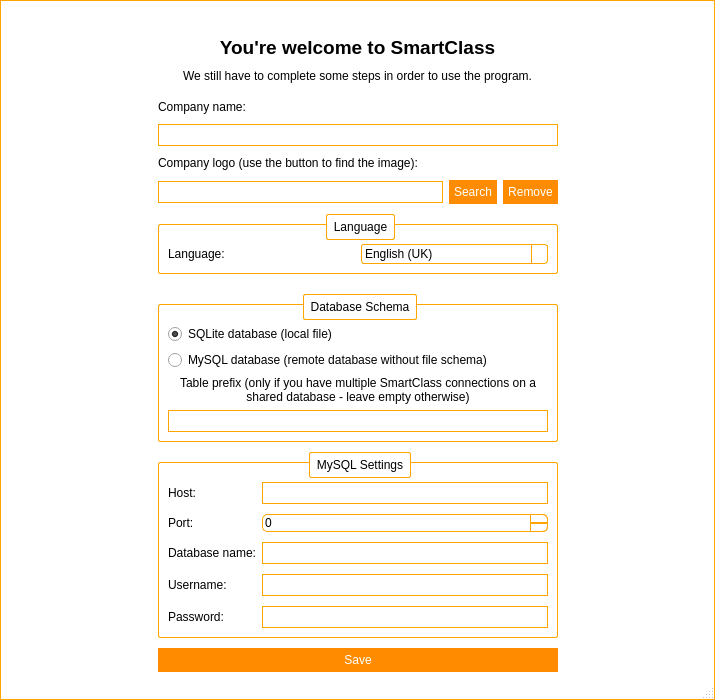
Before: the Qt Designer form frmfirstrun.ui in Nintersoft/SmartClass, drawn with Qt 5.
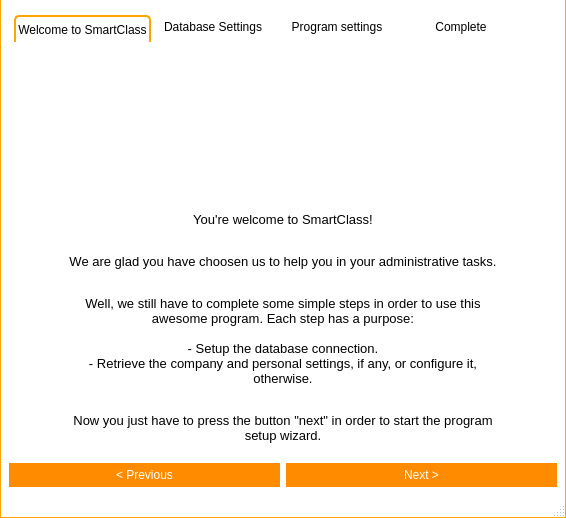
After: the same form once the commit is applied. Icons and pictures are not drawn. Custom widgets are drawn as their Qt base class.

The edit to the form file:
```diff
--- a/frmfirstrun.ui
+++ b/frmfirstrun.ui
@@ -6,22 +6,10 @@
    <rect>
     <x>0</x>
     <y>0</y>
-    <width>715</width>
-    <height>700</height>
+    <width>566</width>
+    <height>518</height>
    </rect>
   </property>
-  <property name="minimumSize">
-   <size>
-    <width>715</width>
-    <height>700</height>
-   </size>
-  </property>
-  <property name="maximumSize">
-   <size>
-    <width>715</width>
-    <height>700</height>
-   </size>
-  </property>
   <property name="windowTitle">
    <string>SmartClass | Nintersoft</string>
   </property>
@@ -125,7 +113,7 @@
 	background-color: orange;
 }
 
-QWidget#tabFile, QWidget#tabManagement, QWidget#tabTools, QWidget#tabHelp, QWidget#tabFileLayout, QWidget#tabManagementLayout, QWidget#tabToolsLayout, QWidget#tabHelpLayout, QWidget#screenManagerLayout{
+QWidget#tabWelcome, QWidget#tabDatabaseSettings, QWidget#tabCompanySettings, QWidget#tabWelcomeLayout, QWidget#tabDatabaseSettingsLayout, QWidget#tabCompanySettingsLayout, QWidget#tabCompleted, QWidget#tabCompletedLayout{
 	background: white;
 }
 
@@ -168,7 +156,7 @@
 	border: none;
 }
 
-QScrollArea#scrollManager{
+QScrollArea#trash{
 	border: 1px solid orange;
 	border-radius: 5px;
 }
@@ -577,7 +565,395 @@
 }</string>
   </property>
   <widget class="QWidget" name="centralWidget">
-   <layout class="QGridLayout" name="gridLayout">
+   <layout class="QGridLayout" name="gridLayout_7">
+    <item row="1" column="1">
+     <widget class="QPushButton" name="btNextStep">
+      <property name="text">
+       <string>Next &gt;</string>
+      </property>
+     </widget>
+    </item>
+    <item row="1" column="0">
+     <widget class="QPushButton" name="btPrevStep">
+      <property name="text">
+       <string>&lt; Previous</string>
+      </property>
+     </widget>
+    </item>
+    <item row="0" column="0" colspan="2">
+     <widget class="QTabWidget" name="tabManager">
+      <property name="currentIndex">
+       <number>0</number>
+      </property>
+      <widget class="QWidget" name="tabWelcome">
+       <property name="styleSheet">
+        <string notr="true">QWidget#titleBar{
+	background-color: #FFF;
+	border-top: 1px solid orange;
+	border-left: 1px solid orange;
+	border-right: 1px solid orange;
+	color: #000;
+}
+
+QWidget#centralWidget, QStatusBar{
+	background-color: #FFF;
+	border-left: 1px solid orange;
+	border-right: 1px solid orange;
+}
+
+QStatusBar{
+	border-bottom: 1px solid orange;
+}
+
+/*QTabWidget::pane {
+    border-top: 1px solid orange;
+}*/
+
+QSlider::handle:horizontal {
+    background: orange;
+}
+
+/* Vertical and horizontal line customization */
+
+QFrame[frameShape=&quot;4&quot;]
+{
+    color: orange;
+}
+
+QFrame[frameShape=&quot;5&quot;]
+{
+    color: orange;
+}
+
+/* QTabWidget elements customization */
+
+QTabWidget::pane {
+/*	border-top: 1px solid orange;*/
+	background: white;
+}
+
+QTabWidget::tab-bar {
+    left: 5px;
+}
+
+QTabBar::tab {
+	background: white;
+    min-width: 120px;
+    min-height: 20px;
+    padding: 2px;
+	border-top-left-radius: 5px;
+	border-top-right-radius: 5px;
+	margin-top: 6px;
+}
+
+QTabBar::tab:selected, QTabBar::tab:hover {
+	background: white;
+	border-top: 1px solid orange;
+	border-right: 1px solid orange;
+	border-left: 1px solid orange;
+}
+
+QTabBar::tab:selected {
+	background: white;
+	border-top: 2px solid orange;
+	border-right: 2px solid orange;
+	border-left: 2px solid orange;
+}
+
+QTabBar::tab:!selected {
+    margin-bottom: 3px;
+}
+
+QTabBar QToolButton{
+	background-color: white;
+	border: none;
+	color: black;
+}
+
+QTabBar QToolButton::hover{
+	background-color: darkorange;
+}
+
+QTabBar QToolButton::pressed{
+	background-color: orange;
+}
+
+QTabBar QToolButton::!enabled{
+	background-color: orange;
+}
+
+QWidget#tabFile, QWidget#tabManagement, QWidget#tabTools, QWidget#tabHelp, QWidget#tabFileLayout, QWidget#tabManagementLayout, QWidget#tabToolsLayout, QWidget#tabHelpLayout{
+	background: white;
+}
+
+QLineEdit{
+	border: 1px solid orange;
+	min-height: 20px;
+}
+
+QPushButton{
+	background-color: darkorange;
+	border: 5px solid darkorange;
+	color: white;
+}
+
+QPushButton::hover{
+	background-color: orange;
+	border: 5px solid orange;
+}
+
+QPushButton::pressed{
+	background-color: darkorange;
+	border: 5px solid darkorange;
+}
+
+QPushButton::!enabled{
+	background-color: orange;
+	border: 5px solid orange;
+}
+
+/*
+	QScroll Area
+*/
+
+QScrollArea{
+	border: none;
+}
+
+/* QScrollBar Horizontal*/
+
+QScrollBar:horizontal {
+    background: lightgray;
+    height: 10px;
+    margin: 0px 40px 0 0px;
+	border-radius: 5px;
+}
+
+QScrollBar::handle:horizontal {
+    background: orange;
+	border-radius: 5px;
+    min-width: 20px;
+}
+
+QScrollBar::add-line:horizontal {
+    background: blue;
+    width: 20px;
+    subcontrol-position: right;
+    subcontrol-origin: margin;
+	border-top-right-radius: 5px;
+	border-bottom-right-radius: 5px;
+}
+
+QScrollBar::sub-line:horizontal {
+    background: red;
+    width: 20px;
+    subcontrol-position: top right;
+    subcontrol-origin: margin;
+    position: absolute;
+    right: 20px;
+	border-top-left-radius: 5px;
+	border-bottom-left-radius: 5px;
+}
+
+QScrollBar::sub-line:horizontal:hover {
+    background: darkred;
+}
+
+QScrollBar::sub-line:horizontal:pressed {
+    background: red;
+}
+
+QScrollBar::add-line:horizontal:hover {
+    background: darkblue;
+}
+
+QScrollBar::add-line:horizontal:pressed {
+    background: blue;
+}
+
+QScrollBar:left-arrow:horizontal{
+	image: url(:/images/scrollbar/slide_left.PNG);
+    width: 10px;
+    height: 10px;
+}
+
+QScrollBar::right-arrow:horizontal {
+	image: url(:/images/scrollbar/slide_right.PNG);
+    width: 10px;
+    height: 10px;
+}
+
+QScrollBar::add-page:horizontal, QScrollBar::sub-page:horizontal {
+    background: none;
+}
+
+/* QScrollBar Vertical*/
+
+QScrollBar:vertical {
+    background: lightgray;
+    width: 10px;
+    margin: 0px 0px 40px 0px;
+	border-radius: 5px;
+}
+
+QScrollBar::handle:vertical {
+    background: orange;
+	border-radius: 5px;
+    min-width: 20px;
+}
+
+QScrollBar::add-line:vertical {
+    background: blue;
+    height: 20px;
+    subcontrol-position: bottom;
+    subcontrol-origin: margin;
+	border-bottom-right-radius: 5px;
+	border-bottom-left-radius: 5px;
+}
+
+QScrollBar::sub-line:vertical {
+    background: red;
+    height: 20px;
+    subcontrol-position: bottom right;
+    subcontrol-origin: margin;
+    position: absolute;
+    bottom: 20px;
+	border-top-right-radius: 5px;
+	border-top-left-radius: 5px;
+}
+
+QScrollBar::sub-line:vertical:hover {
+    background: darkred;
+}
+
+QScrollBar::sub-line:vertical:pressed {
+    background: red;
+}
+
+QScrollBar::add-line:vertical:hover {
+    background: darkblue;
+}
+
+QScrollBar::add-line:vertical:pressed {
+    background: blue;
+}
+
+QScrollBar:up-arrow:vertical{
+	image: url(:/images/scrollbar/slide_up.PNG);
+	width: 10px;
+    height: 10px;
+}
+
+ QScrollBar::down-arrow:vertical{
+	image: url(:/images/scrollbar/slide_down.PNG);
+	width: 10px;
+    height: 10px;
+}
+
+QScrollBar::add-page:vertical, QScrollBar::sub-page:vertical {
+    background: none;
+}
+
+/*QComboBox*/
+
+QComboBox {
+    border: 1px solid orange;
+	background: white;
+    border-radius: 3px;
+    padding: 1px 18px 1px 3px;
+    min-width: 6em;
+}
+
+QComboBox:editable {
+    background: white;
+}
+
+QComboBox:!editable, QComboBox::drop-down:editable {
+	background: white;
+}
+
+QComboBox:!editable:on, QComboBox::drop-down:editable:on {
+    background: white;
+}
+
+QComboBox:on {
+    padding-top: 3px;
+    padding-left: 4px;
+}
+
+QComboBox::drop-down {
+    subcontrol-origin: padding;
+    subcontrol-position: top right;
+    width: 15px;
+
+    border-left-width: 1px;
+    border-left-color: orange;
+    border-left-style: solid;
+    border-top-right-radius: 3px;
+    border-bottom-right-radius: 3px;
+}
+
+QComboBox::drop-down:hover {
+    background: orange;
+}
+
+QComboBox::down-arrow {
+    image: url(&quot;:/images/buttons/Down_Arrow.PNG&quot;);
+	width: 10px;
+	height: 10px;
+}
+
+QComboBox::down-arrow:on {
+    top: 1px;
+    left: 1px;
+}
+
+QComboBox QAbstractItemView {
+    border: 1px solid orange;
+    selection-background-color: orange;
+    border-top-right-radius: 3px;
+    border-bottom-right-radius: 3px;
+}
+
+QComboBox QAbstractItemView:hover {
+	color: orange;
+}
+
+/*
+ * QToolButton
+ */
+
+QToolButton {
+	background: transparent;
+	border: 1px solid transparent;
+	color: black;
+}
+
+QToolButton::hover {
+	background: darkorange;
+	border: 1px solid darkorange;
+	color: white;
+}
+
+QToolButton::pressed {
+	background: orange;
+	border: 1px solid orange;
+	color: white;
+}
+
+/*
+ * QTableWidget QListWidget
+ */
+
+QTableWidget, QListWidget{
+	border: 1px solid orange;
+}
+</string>
+       </property>
+       <attribute name="title">
+        <string>Welcome to SmartClass</string>
+       </attribute>
+       <layout class="QGridLayout" name="gridLayout_11">
     <property name="leftMargin">
      <number>0</number>
     </property>
@@ -594,96 +970,86 @@
      <number>0</number>
     </property>
     <item row="0" column="0">
-     <widget class="TitleBar" name="titleBar" native="true">
-      <property name="minimumSize">
-       <size>
-        <width>0</width>
-        <height>30</height>
-       </size>
-      </property>
-      <property name="maximumSize">
-       <size>
-        <width>16777215</width>
-        <height>30</height>
-       </size>
-      </property>
-     </widget>
-    </item>
+         <widget class="QScrollArea" name="scrWelcome">
+          <property name="widgetResizable">
+           <bool>true</bool>
+          </property>
+          <widget class="QWidget" name="tabWelcomeLayout">
+           <property name="geometry">
+            <rect>
+             <x>0</x>
+             <y>0</y>
+             <width>548</width>
+             <height>418</height>
+            </rect>
+           </property>
+           <layout class="QGridLayout" name="gridLayout_8">
     <item row="1" column="0">
-     <layout class="QGridLayout" name="gridLayout_2">
-      <property name="leftMargin">
-       <number>5</number>
-      </property>
-      <property name="rightMargin">
-       <number>5</number>
-      </property>
-      <property name="horizontalSpacing">
-       <number>6</number>
-      </property>
-      <property name="verticalSpacing">
-       <number>10</number>
-      </property>
-      <item row="8" column="0" rowspan="6">
-       <spacer name="horizontalSpacer">
-        <property name="orientation">
-         <enum>Qt::Horizontal</enum>
-        </property>
-        <property name="sizeHint" stdset="0">
-         <size>
-          <width>40</width>
-          <height>20</height>
-         </size>
-        </property>
-       </spacer>
-      </item>
-      <item row="0" column="0" colspan="5">
-       <spacer name="verticalSpacer">
-        <property name="orientation">
-         <enum>Qt::Vertical</enum>
-        </property>
-        <property name="sizeHint" stdset="0">
-         <size>
-          <width>20</width>
-          <height>40</height>
-         </size>
-        </property>
-       </spacer>
-      </item>
-      <item row="8" column="2">
-       <widget class="QPushButton" name="btSearchCompanyLogo">
+             <widget class="QLabel" name="lblFormDescription">
+              <property name="font">
+               <font>
+                <pointsize>10</pointsize>
+               </font>
+              </property>
         <property name="text">
-         <string>Search</string>
+               <string>&lt;html&gt;&lt;head/&gt;&lt;body&gt;&lt;p align=&quot;center&quot;&gt;You're welcome to SmartClass!&lt;br/&gt;&lt;/p&gt;&lt;p align=&quot;center&quot;&gt;We are glad you have choosen us to help you in your administrative tasks.&lt;br/&gt;&lt;/p&gt;&lt;p align=&quot;center&quot;&gt;Well, we still have to complete some simple steps in order to use this awesome program. Each step has a purpose:&lt;br/&gt;&lt;br/&gt;- Setup the database connection.&lt;br/&gt;- Retrieve the company and personal settings, if any, or configure it, otherwise.&lt;br/&gt;&lt;/p&gt;&lt;p align=&quot;center&quot;&gt;Now you just have to press the button &amp;quot;next&amp;quot; in order to start the program setup wizard.&lt;/p&gt;&lt;/body&gt;&lt;/html&gt;</string>
+              </property>
+              <property name="alignment">
+               <set>Qt::AlignCenter</set>
+              </property>
+              <property name="wordWrap">
+               <bool>true</bool>
         </property>
        </widget>
       </item>
-      <item row="3" column="0" colspan="5">
-       <spacer name="verticalSpacer_2">
-        <property name="orientation">
-         <enum>Qt::Vertical</enum>
-        </property>
-        <property name="sizeType">
-         <enum>QSizePolicy::Expanding</enum>
-        </property>
-        <property name="sizeHint" stdset="0">
-         <size>
-          <width>20</width>
-          <height>40</height>
-         </size>
-        </property>
-       </spacer>
-      </item>
-      <item row="1" column="0" colspan="5">
+            <item row="0" column="0">
+             <layout class="QGridLayout" name="gridLayout_10">
+              <item row="0" column="0">
        <widget class="QLabel" name="lblWelcome">
+                <property name="minimumSize">
+                 <size>
+                  <width>150</width>
+                  <height>150</height>
+                 </size>
+                </property>
+                <property name="maximumSize">
+                 <size>
+                  <width>150</width>
+                  <height>150</height>
+                 </size>
+                </property>
+                <property name="sizeIncrement">
+                 <size>
+                  <width>1</width>
+                  <height>1</height>
+                 </size>
+                </property>
+                <property name="baseSize">
+                 <size>
+                  <width>1</width>
+                  <height>1</height>
+                 </size>
+                </property>
         <property name="font">
          <font>
-          <pointsize>14</pointsize>
+                  <family>Arial</family>
+                  <pointsize>20</pointsize>
           <weight>75</weight>
           <bold>true</bold>
          </font>
         </property>
+                <property name="styleSheet">
+                 <string notr="true">color: orange;</string>
+                </property>
         <property name="text">
-         <string>You're welcome to SmartClass</string>
-        </property>
+                 <string/>
+                </property>
+                <property name="pixmap">
+                 <pixmap resource="resources.qrc">:/images/logos/Logo.png</pixmap>
+                </property>
+                <property name="scaledContents">
+                 <bool>true</bool>
+                </property>
         <property name="alignment">
          <set>Qt::AlignCenter</set>
         </property>
@@ -692,77 +1058,56 @@
         </property>
        </widget>
       </item>
-      <item row="8" column="4">
-       <spacer name="horizontalSpacer_2">
-        <property name="orientation">
-         <enum>Qt::Horizontal</enum>
-        </property>
-        <property name="sizeHint" stdset="0">
-         <size>
-          <width>40</width>
-          <height>20</height>
-         </size>
-        </property>
-       </spacer>
-      </item>
-      <item row="8" column="1">
-       <widget class="QLineEdit" name="edtCompanyLogoPath">
-        <property name="readOnly">
-         <bool>true</bool>
-        </property>
-       </widget>
-      </item>
-      <item row="2" column="0" colspan="5">
-       <widget class="QLabel" name="lblFormDescription">
-        <property name="text">
-         <string>We still have to complete some steps in order to use the program.</string>
+             </layout>
+            </item>
+           </layout>
+          </widget>
+         </widget>
+        </item>
+       </layout>
+      </widget>
+      <widget class="QWidget" name="tabDatabaseSettings">
+       <attribute name="title">
+        <string>Database Settings</string>
+       </attribute>
+       <layout class="QGridLayout" name="gridLayout_9">
+        <property name="leftMargin">
+         <number>0</number>
         </property>
-        <property name="alignment">
-         <set>Qt::AlignCenter</set>
+        <property name="topMargin">
+         <number>0</number>
         </property>
-        <property name="wordWrap">
-         <bool>true</bool>
+        <property name="rightMargin">
+         <number>0</number>
         </property>
-       </widget>
-      </item>
-      <item row="14" column="0" colspan="5">
-       <spacer name="verticalSpacer_3">
-        <property name="orientation">
-         <enum>Qt::Vertical</enum>
+        <property name="bottomMargin">
+         <number>0</number>
         </property>
-        <property name="sizeHint" stdset="0">
-         <size>
-          <width>20</width>
-          <height>40</height>
-         </size>
+        <property name="spacing">
+         <number>0</number>
         </property>
-       </spacer>
-      </item>
-      <item row="8" column="3">
-       <widget class="QPushButton" name="btRemoveLogo">
-        <property name="text">
-         <string>Remove</string>
-        </property>
-       </widget>
-      </item>
-      <item row="6" column="1" colspan="3">
-       <widget class="QLabel" name="lblCompanyLogo">
-        <property name="text">
-         <string>Company logo (use the button to find the image):</string>
-        </property>
-       </widget>
-      </item>
-      <item row="5" column="1" colspan="3">
-       <widget class="QLineEdit" name="edtCompanyName">
-        <property name="minimumSize">
-         <size>
-          <width>400</width>
-          <height>22</height>
-         </size>
-        </property>
-       </widget>
-      </item>
-      <item row="11" column="1" colspan="3">
+        <item row="0" column="0">
+         <widget class="QScrollArea" name="scrDatabaseSettings">
+          <property name="styleSheet">
+           <string notr="true"/>
+          </property>
+          <property name="widgetResizable">
+           <bool>true</bool>
+          </property>
+          <widget class="QWidget" name="tabDatabaseSettingsLayout">
+           <property name="geometry">
+            <rect>
+             <x>0</x>
+             <y>0</y>
+             <width>548</width>
+             <height>418</height>
+            </rect>
+           </property>
+           <property name="styleSheet">
+            <string notr="true"/>
+           </property>
+           <layout class="QGridLayout" name="gridLayout">
+            <item row="0" column="0">
        <widget class="QGroupBox" name="grpDatabaseSchema">
         <property name="title">
          <string>Database Schema</string>
@@ -804,21 +1149,7 @@
         </layout>
        </widget>
       </item>
-      <item row="4" column="1" colspan="3">
-       <widget class="QLabel" name="lblCompanyName">
-        <property name="text">
-         <string>Company name:</string>
-        </property>
-       </widget>
-      </item>
-      <item row="13" column="1" colspan="3">
-       <widget class="QPushButton" name="btSaveData">
-        <property name="text">
-         <string>Save</string>
-        </property>
-       </widget>
-      </item>
-      <item row="12" column="1" colspan="3">
+            <item row="1" column="0">
        <widget class="QGroupBox" name="grpMySQLSettings">
         <property name="title">
          <string>MySQL Settings</string>
@@ -884,7 +1215,130 @@
         </layout>
        </widget>
       </item>
-      <item row="9" column="1" colspan="3">
+           </layout>
+          </widget>
+         </widget>
+        </item>
+       </layout>
+      </widget>
+      <widget class="QWidget" name="tabCompanySettings">
+       <attribute name="title">
+        <string>Program settings</string>
+       </attribute>
+       <layout class="QGridLayout" name="gridLayout_15">
+        <property name="leftMargin">
+         <number>0</number>
+        </property>
+        <property name="topMargin">
+         <number>0</number>
+        </property>
+        <property name="rightMargin">
+         <number>0</number>
+        </property>
+        <property name="bottomMargin">
+         <number>0</number>
+        </property>
+        <property name="spacing">
+         <number>0</number>
+        </property>
+        <item row="0" column="0">
+         <widget class="QScrollArea" name="scrProgramSettings">
+          <property name="widgetResizable">
+           <bool>true</bool>
+          </property>
+          <widget class="QWidget" name="tabCompanySettingsLayout">
+           <property name="geometry">
+            <rect>
+             <x>0</x>
+             <y>0</y>
+             <width>538</width>
+             <height>477</height>
+            </rect>
+           </property>
+           <layout class="QGridLayout" name="gridLayout_2">
+            <item row="0" column="0">
+             <widget class="QGroupBox" name="grpCompanySettings">
+              <property name="title">
+               <string>Company settings</string>
+              </property>
+              <layout class="QGridLayout" name="gridLayout_6">
+               <item row="0" column="0" colspan="3">
+                <widget class="QLabel" name="lblCompanyName">
+                 <property name="text">
+                  <string>Company name:</string>
+                 </property>
+                </widget>
+               </item>
+               <item row="1" column="0" colspan="3">
+                <widget class="QLineEdit" name="edtCompanyName">
+                 <property name="minimumSize">
+                  <size>
+                   <width>400</width>
+                   <height>22</height>
+                  </size>
+                 </property>
+                </widget>
+               </item>
+               <item row="3" column="0">
+                <widget class="QLineEdit" name="edtCompanyLogoPath">
+                 <property name="readOnly">
+                  <bool>true</bool>
+                 </property>
+                </widget>
+               </item>
+               <item row="3" column="2">
+                <widget class="QPushButton" name="btRemoveLogo">
+                 <property name="text">
+                  <string>Remove</string>
+                 </property>
+                </widget>
+               </item>
+               <item row="2" column="0" colspan="3">
+                <widget class="QLabel" name="lblCompanyLogo">
+                 <property name="text">
+                  <string>Company logo (use the button to find the image):</string>
+                 </property>
+                </widget>
+               </item>
+               <item row="3" column="1">
+                <widget class="QPushButton" name="btSearchCompanyLogo">
+                 <property name="text">
+                  <string>Search</string>
+                 </property>
+                </widget>
+               </item>
+               <item row="4" column="0" colspan="3">
+                <widget class="QLabel" name="lblCompanyLogoImg">
+                 <property name="minimumSize">
+                  <size>
+                   <width>0</width>
+                   <height>100</height>
+                  </size>
+                 </property>
+                 <property name="maximumSize">
+                  <size>
+                   <width>16777215</width>
+                   <height>100</height>
+                  </size>
+                 </property>
+                 <property name="text">
+                  <string/>
+                 </property>
+                 <property name="pixmap">
+                  <pixmap resource="resources.qrc">:/images/logos/ns-watermark.png</pixmap>
+                 </property>
+                 <property name="scaledContents">
+                  <bool>false</bool>
+                 </property>
+                 <property name="alignment">
+                  <set>Qt::AlignCenter</set>
+                 </property>
+                </widget>
+               </item>
+              </layout>
+             </widget>
+            </item>
+            <item row="1" column="0">
        <widget class="QGroupBox" name="grpLanguage">
         <property name="title">
          <string>Language</string>
@@ -914,20 +1368,165 @@
         </layout>
        </widget>
       </item>
-     </layout>
+            <item row="2" column="0">
+             <widget class="QGroupBox" name="grpDeviceInfo">
+              <property name="styleSheet">
+               <string notr="true"/>
+              </property>
+              <property name="title">
+               <string>Device info</string>
+              </property>
+              <layout class="QGridLayout" name="gridLayout_14">
+               <item row="2" column="0">
+                <widget class="QLabel" name="lblDeviceOSMV">
+                 <property name="text">
+                  <string>OS Version:</string>
+                 </property>
+                </widget>
+               </item>
+               <item row="3" column="0">
+                <widget class="QLabel" name="lblDeviceLastAccess">
+                 <property name="text">
+                  <string>Last access:</string>
+                 </property>
+                </widget>
+               </item>
+               <item row="1" column="0">
+                <widget class="QLabel" name="lblDeviceOS">
+                 <property name="text">
+                  <string>Operating System:</string>
+                 </property>
+                </widget>
+               </item>
+               <item row="0" column="0">
+                <widget class="QLabel" name="lblDeviceName">
+                 <property name="text">
+                  <string>Current device name:</string>
+                 </property>
+                </widget>
+               </item>
+               <item row="0" column="1">
+                <widget class="QLineEdit" name="edtDeviceName">
+                 <property name="readOnly">
+                  <bool>true</bool>
+                 </property>
+                </widget>
+               </item>
+               <item row="1" column="1">
+                <widget class="QLineEdit" name="edtDeviceOS">
+                 <property name="readOnly">
+                  <bool>true</bool>
+                 </property>
+                </widget>
+               </item>
+               <item row="2" column="1">
+                <widget class="QLineEdit" name="edtDeviceOSMV">
+                 <property name="readOnly">
+                  <bool>true</bool>
+                 </property>
+                </widget>
+               </item>
+               <item row="3" column="1">
+                <widget class="QLineEdit" name="edtDeviceLastAccess">
+                 <property name="readOnly">
+                  <bool>true</bool>
+                 </property>
+                </widget>
+               </item>
+              </layout>
+             </widget>
+            </item>
+            <item row="3" column="0">
+             <spacer name="verticalSpacer">
+              <property name="orientation">
+               <enum>Qt::Vertical</enum>
+              </property>
+              <property name="sizeHint" stdset="0">
+               <size>
+                <width>20</width>
+                <height>40</height>
+               </size>
+              </property>
+             </spacer>
+            </item>
+           </layout>
+          </widget>
+         </widget>
+        </item>
+       </layout>
+      </widget>
+      <widget class="QWidget" name="tabCompleted">
+       <attribute name="title">
+        <string>Complete</string>
+       </attribute>
+       <layout class="QGridLayout" name="gridLayout_13">
+        <property name="leftMargin">
+         <number>0</number>
+        </property>
+        <property name="topMargin">
+         <number>0</number>
+        </property>
+        <property name="rightMargin">
+         <number>0</number>
+        </property>
+        <property name="bottomMargin">
+         <number>0</number>
+        </property>
+        <property name="spacing">
+         <number>0</number>
+        </property>
+        <item row="0" column="0">
+         <widget class="QScrollArea" name="scrComplete">
+          <property name="widgetResizable">
+           <bool>true</bool>
+          </property>
+          <widget class="QWidget" name="tabCompletedLayout">
+           <property name="geometry">
+            <rect>
+             <x>0</x>
+             <y>0</y>
+             <width>548</width>
+             <height>418</height>
+            </rect>
+           </property>
+           <layout class="QGridLayout" name="gridLayout_12">
+            <item row="0" column="0">
+             <widget class="QLabel" name="lblCongrats">
+              <property name="font">
+               <font>
+                <pointsize>14</pointsize>
+               </font>
+              </property>
+              <property name="text">
+               <string>&lt;html&gt;&lt;head/&gt;&lt;body&gt;&lt;p align=&quot;center&quot;&gt;Congratulations!&lt;br/&gt;&lt;br/&gt;You have just finished SmartClass's setup. Everything you have to do now is to press the button &amp;lt; LAUNCH SMARTCLASS &amp;gt; so as to enjoy this awesome program.&lt;br/&gt;&lt;br/&gt;If you close this window, you will be taken directly to the login screen in the next time you start SmartClass.&lt;/p&gt;&lt;/body&gt;&lt;/html&gt;</string>
+              </property>
+              <property name="alignment">
+               <set>Qt::AlignCenter</set>
+              </property>
+              <property name="wordWrap">
+               <bool>true</bool>
+              </property>
+             </widget>
+            </item>
+            <item row="1" column="0">
+             <widget class="QPushButton" name="btSaveData">
+              <property name="text">
+               <string>&lt; LAUNCH SMARTCLASS &gt;</string>
+              </property>
+             </widget>
+            </item>
+           </layout>
+          </widget>
+         </widget>
+        </item>
+       </layout>
+      </widget>
+     </widget>
     </item>
    </layout>
   </widget>
   <widget class="QStatusBar" name="statusBar"/>
  </widget>
- <customwidgets>
-  <customwidget>
-   <class>TitleBar</class>
-   <extends>QWidget</extends>
-   <header>titlebar.h</header>
-   <container>1</container>
-  </customwidget>
- </customwidgets>
  <tabstops>
   <tabstop>edtCompanyName</tabstop>
   <tabstop>edtCompanyLogoPath</tabstop>
```
Left out of the diff: 7 changed lines with no effect on the pictures. Lines whose indentation alone changed are shown as unchanged.
